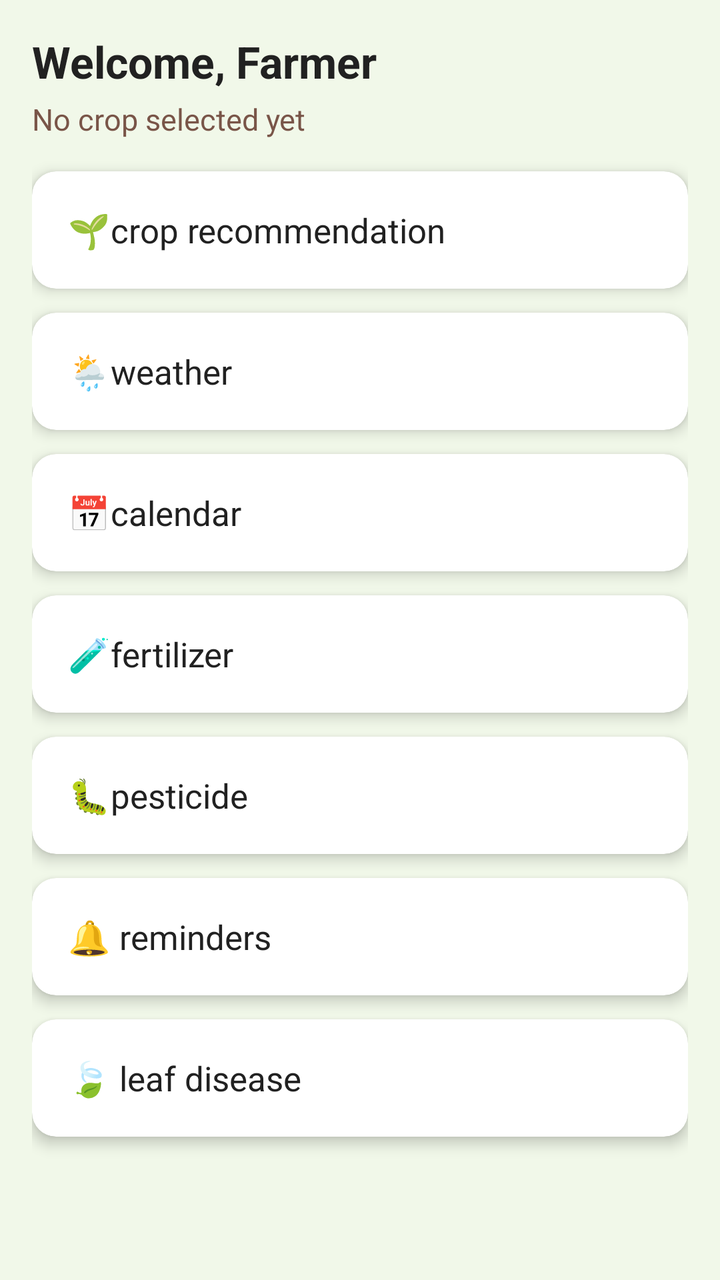
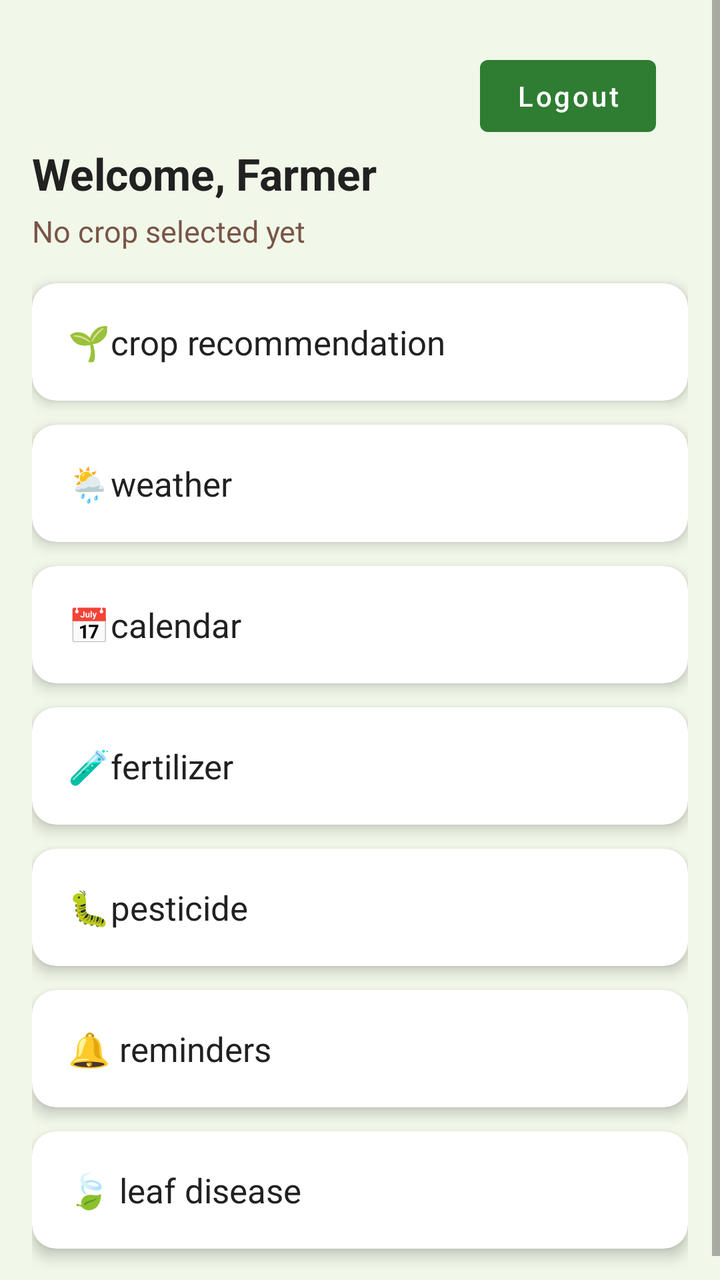

Before-and-after screenshots of an Android layout around one commit, followed by the original layout XML and the change that was made.
<!-- AndroidManifest.xml: application theme Theme.KisanBandhu -->
<!-- res/layout/activity_home.xml -->
<?xml version="1.0" encoding="utf-8"?>
<ScrollView xmlns:android="http://schemas.android.com/apk/res/android"
    xmlns:app="http://schemas.android.com/apk/res-auto"
    android:layout_width="match_parent"
    android:layout_height="match_parent"
    android:background="@color/background_light">

    <LinearLayout
        android:layout_width="match_parent"
        android:layout_height="wrap_content"
        android:orientation="vertical"
        android:padding="16dp">

        <TextView
            android:id="@+id/tvGreeting"
            android:layout_width="match_parent"
            android:layout_height="wrap_content"
            android:text="Welcome, Farmer "
            android:textSize="22sp"
            android:textStyle="bold"
            android:textColor="@color/text_dark" />

        <TextView
            android:id="@+id/tvSelectedCrop"
            android:layout_width="match_parent"
            android:layout_height="wrap_content"
            android:text="No crop selected yet"
            android:textSize="15sp"
            android:textColor="@color/brown_soil"
            android:layout_marginTop="4dp"
            android:layout_marginBottom="16dp" />

        
        <androidx.cardview.widget.CardView
            android:id="@+id/cardCropRecommend"
            android:layout_width="match_parent"
            android:layout_height="wrap_content"
            android:layout_marginBottom="12dp"
            android:clickable="true"
            android:focusable="true"
            app:cardCornerRadius="12dp"
            app:cardElevation="4dp"
            app:cardBackgroundColor="@color/white">
            <TextView
                android:layout_width="match_parent"
                android:layout_height="wrap_content"
                android:padding="18dp"
                android:textSize="17sp"
                android:textColor="@color/text_dark"
                android:text="🌱crop recommendation" />
        </androidx.cardview.widget.CardView>

        
        <androidx.cardview.widget.CardView
            android:id="@+id/cardWeather"
            android:layout_width="match_parent"
            android:layout_height="wrap_content"
            android:layout_marginBottom="12dp"
            android:clickable="true"
            android:focusable="true"
            app:cardCornerRadius="12dp"
            app:cardElevation="4dp"
            app:cardBackgroundColor="@color/white">
            <TextView
                android:layout_width="match_parent"
                android:layout_height="wrap_content"
                android:padding="18dp"
                android:textSize="17sp"
                android:textColor="@color/text_dark"
                android:text="🌦weather" />
        </androidx.cardview.widget.CardView>

        
        <androidx.cardview.widget.CardView
            android:id="@+id/cardCalendar"
            android:layout_width="match_parent"
            android:layout_height="wrap_content"
            android:layout_marginBottom="12dp"
            android:clickable="true"
            android:focusable="true"
            app:cardCornerRadius="12dp"
            app:cardElevation="4dp"
            app:cardBackgroundColor="@color/white">
            <TextView
                android:layout_width="match_parent"
                android:layout_height="wrap_content"
                android:padding="18dp"
                android:textSize="17sp"
                android:textColor="@color/text_dark"
                android:text="📅calendar" />
        </androidx.cardview.widget.CardView>

        
        <androidx.cardview.widget.CardView
            android:id="@+id/cardFertilizer"
            android:layout_width="match_parent"
            android:layout_height="wrap_content"
            android:layout_marginBottom="12dp"
            android:clickable="true"
            android:focusable="true"
            app:cardCornerRadius="12dp"
            app:cardElevation="4dp"
            app:cardBackgroundColor="@color/white">
            <TextView
                android:layout_width="match_parent"
                android:layout_height="wrap_content"
                android:padding="18dp"
                android:textSize="17sp"
                android:textColor="@color/text_dark"
                android:text="🧪fertilizer" />
        </androidx.cardview.widget.CardView>

        
        <androidx.cardview.widget.CardView
            android:id="@+id/cardPesticide"
            android:layout_width="match_parent"
            android:layout_height="wrap_content"
            android:layout_marginBottom="12dp"
            android:clickable="true"
            android:focusable="true"
            app:cardCornerRadius="12dp"
            app:cardElevation="4dp"
            app:cardBackgroundColor="@color/white">
            <TextView
                android:layout_width="match_parent"
                android:layout_height="wrap_content"
                android:padding="18dp"
                android:textSize="17sp"
                android:textColor="@color/text_dark"
                android:text="🐛pesticide" />
        </androidx.cardview.widget.CardView>

        
        <androidx.cardview.widget.CardView
            android:id="@+id/cardReminders"
            android:layout_width="match_parent"
            android:layout_height="wrap_content"
            android:layout_marginBottom="12dp"
            android:clickable="true"
            android:focusable="true"
            app:cardCornerRadius="12dp"
            app:cardElevation="4dp"
            app:cardBackgroundColor="@color/white">
            <TextView
                android:layout_width="match_parent"
                android:layout_height="wrap_content"
                android:padding="18dp"
                android:textSize="17sp"
                android:textColor="@color/text_dark"
                android:text="🔔 reminders" />
        </androidx.cardview.widget.CardView>

        
        <androidx.cardview.widget.CardView
            android:id="@+id/cardLeafDisease"
            android:layout_width="match_parent"
            android:layout_height="wrap_content"
            android:layout_marginBottom="12dp"
            android:clickable="true"
            android:focusable="true"
            app:cardCornerRadius="12dp"
            app:cardElevation="4dp"
            app:cardBackgroundColor="@color/white">
            <TextView
                android:layout_width="match_parent"
                android:layout_height="wrap_content"
                android:padding="18dp"
                android:textSize="17sp"
                android:textColor="@color/text_dark"
                android:text="🍃 leaf disease" />
        </androidx.cardview.widget.CardView>

    </LinearLayout>
</ScrollView>
<!-- resources referenced by this layout -->
<resources>
  <color name="background_light">#F1F8E9</color>
  <color name="brown_soil">#795548</color>
  <color name="text_dark">#212121</color>
  <color name="white">#FFFFFF</color>
  <style name="Theme.KisanBandhu" parent="Theme.MaterialComponents.DayNight.NoActionBar">
          <item name="colorPrimary">@color/green_primary</item>
          <item name="colorPrimaryDark">@color/green_dark</item>
          <item name="colorAccent">@color/yellow_wheat</item>
          <item name="android:windowBackground">@color/background_light</item>
      </style>
  <color name="green_primary">#2E7D32</color>
  <color name="green_dark">#1B5E20</color>
  <color name="yellow_wheat">#FBC02D</color>
</resources>

<!-- the commit's change to res/layout/activity_home.xml (unified diff, before → after) -->
@@ -10,6 +10,18 @@
         android:layout_height="wrap_content"
         android:orientation="vertical"
         android:padding="16dp">
+
+       
+
+        <Button
+            android:id="@+id/btnLogout"
+            android:layout_width="wrap_content"
+            android:layout_height="wrap_content"
+            android:layout_gravity="end"
+            android:layout_marginTop="8dp"
+            android:layout_marginEnd="16dp"
+            android:text="Logout"
+            android:textAllCaps="false" />
 
         <TextView
             android:id="@+id/tvGreeting"
@@ -150,7 +162,7 @@
                 android:text="🔔 reminders" />
         </androidx.cardview.widget.CardView>
 
-        
+
         <androidx.cardview.widget.CardView
             android:id="@+id/cardLeafDisease"
             android:layout_width="match_parent"
